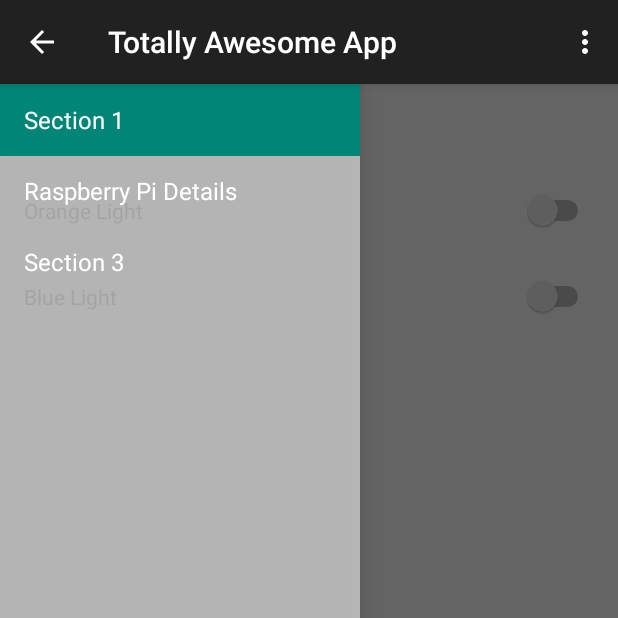
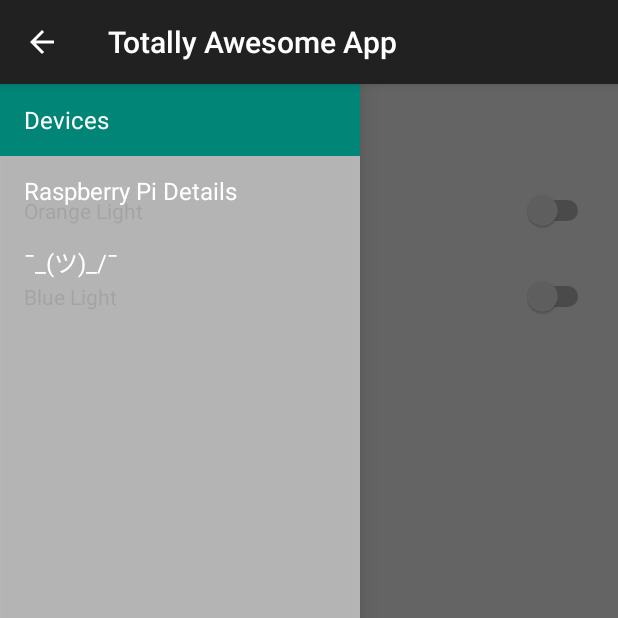
Before and after one commit to JonathanNakandala/rpi-transmitter, an Android app: the screen it shows after launch (MainActivity), on a phone screen of 412 x 824 dp, the top half of it. Run offline under Robolectric (Android 15) with nearby library versions, the phone set to English and light mode, and no system bars; 2 statements that could not run were skipped.

Commit message:
Remove Settings Triple Dot

```diff
--- a/app/src/main/java/com/example/jonathan/rpi/MainActivity.java
+++ b/app/src/main/java/com/example/jonathan/rpi/MainActivity.java
@@ -120,7 +120,7 @@ public class MainActivity extends AppCompatActivity
 
     public void restoreActionBar() {
         ActionBar actionBar = getSupportActionBar();
-        actionBar.setNavigationMode(ActionBar.NAVIGATION_MODE_STANDARD);
+        //actionBar.setNavigationMode(ActionBar.NAVIGATION_MODE_STANDARD);
         actionBar.setDisplayShowTitleEnabled(true);
         actionBar.setTitle(mTitle);
     }
@@ -147,9 +147,7 @@ public class MainActivity extends AppCompatActivity
         int id = item.getItemId();
 
         //noinspection SimplifiableIfStatement
-        if (id == R.id.action_settings) {
-            return true;
-        }
+// nmj
 
         return super.onOptionsItemSelected(item);
     }
--- a/app/src/main/res/menu/global.xml
+++ b/app/src/main/res/menu/global.xml
@@ -1,5 +1,3 @@
-<menu xmlns:android="http://schemas.android.com/apk/res/android"
-    xmlns:app="http://schemas.android.com/apk/res-auto">
-    <item android:id="@+id/action_settings" android:title="@string/action_settings"
-        android:orderInCategory="100" app:showAsAction="never" />
+<menu>
+
 </menu>
--- a/app/src/main/res/menu/main.xml
+++ b/app/src/main/res/menu/main.xml
@@ -1,8 +1,9 @@
 <menu xmlns:android="http://schemas.android.com/apk/res/android"
     xmlns:app="http://schemas.android.com/apk/res-auto"
     xmlns:tools="http://schemas.android.com/tools" tools:context=".MainActivity">
-    <item android:id="@+id/action_example" android:title="@string/action_example"
+    <item
+        android:id="@+id/action_example"
+        android:title="@string/action_refresh"
         app:showAsAction="withText|ifRoom" />
-    <item android:id="@+id/action_settings" android:title="@string/action_settings"
-        android:orderInCategory="100" app:showAsAction="never" />
+
 </menu>
--- a/app/src/main/res/values/strings.xml
+++ b/app/src/main/res/values/strings.xml
@@ -1,19 +1,19 @@
 <resources>
     <string name="app_name">Totally Awesome App</string>
 
-    <string name="title_section1">Section 1</string>
+    <string name="title_section1">Devices</string>
     <string name="title_section2">Raspberry Pi Details</string>
-    <string name="title_section3">Section 3</string>
+    <string name="title_section3">¯\_(ツ)_/¯</string>
 
     <string name="navigation_drawer_open">Open navigation drawer</string>
     <string name="navigation_drawer_close">Close navigation drawer</string>
 
-    <string name="action_example">¯\_(ツ)_/¯</string>
+    <string name="action_refresh">Refresh</string>
 
     <string name="action_settings">Settings</string>
 
 <!-- TODO: Remove or change this placeholder text -->
-    <string name="hello_blank_fragment">Hello blank fragment</string>
+
     <string name="SwitchName_0">Orange Light</string>
     <string name="SwitchName_1">Blue Light</string>
 </resources>
```
